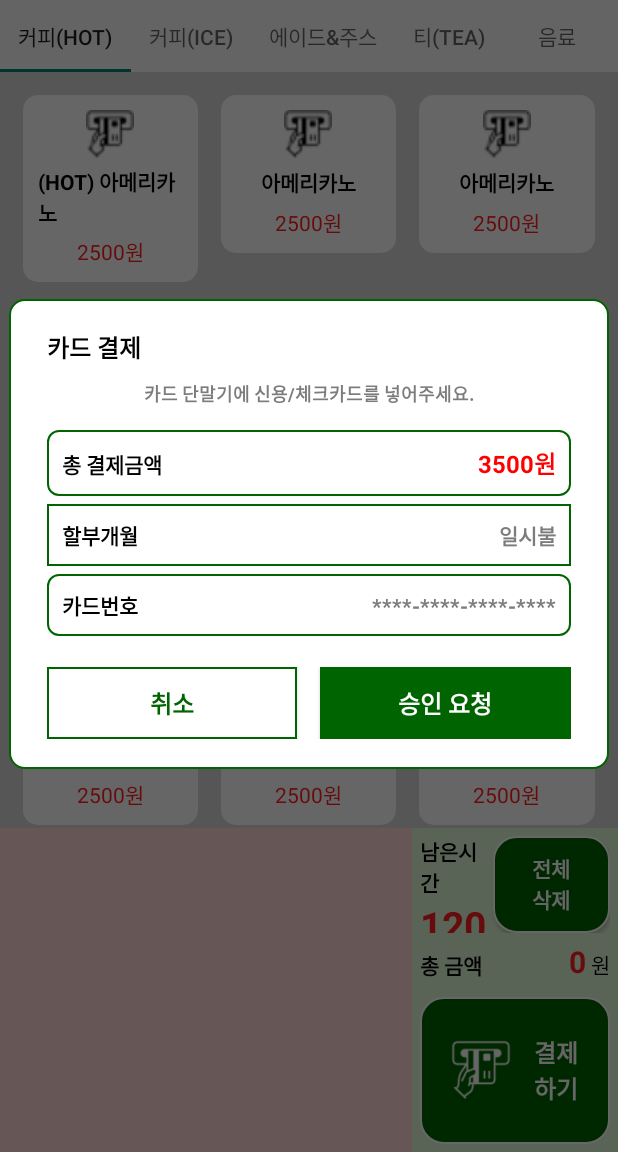
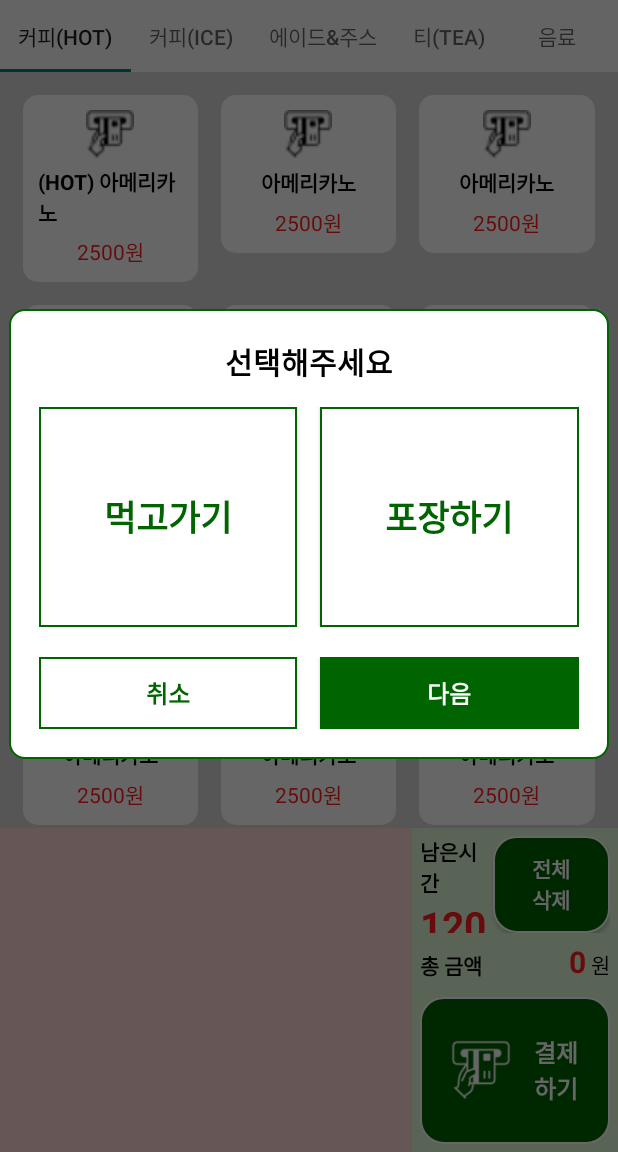
Before and after one commit to yjlee9909/Kiosk_prj, an Android app: the screen it shows after launch (MainActivity), after a tap on an icon or button, on a phone screen of 412 x 824 dp, the part 84-1236 px from its top. Run offline under Robolectric (Android 15) with nearby library versions, the phone set to English and light mode, and no system bars; 3 other taps on this screen came first.

Commit message:
매장 / 홀 식사 다이얼로그 구현

```diff
--- a/app/src/main/java/com/androidexlyj/lyj_kiosk/MainActivity.kt
+++ b/app/src/main/java/com/androidexlyj/lyj_kiosk/MainActivity.kt
@@ -61,11 +61,11 @@ class MainActivity : AppCompatActivity() {
             Toast.makeText(applicationContext, "주문이 전체 삭제되었습니다.", Toast.LENGTH_SHORT).show()
         }
         lyj_payBtn.setOnClickListener {
-            val dialog = payCardDialog()
+            val dialog = takeDialog()
             dialog.show(this.supportFragmentManager, "CustomDialog")
         }
         lyj_payImgBtn.setOnClickListener {
-            val dialog = payCardDialog()
+            val dialog = takeDialog()
             dialog.show(this.supportFragmentManager, "CustomDialog")
         }
 
--- /dev/null
+++ b/app/src/main/java/com/androidexlyj/lyj_kiosk/takeDialog.kt
@@ -0,0 +1,96 @@
+package com.androidexlyj.lyj_kiosk
+
+import android.graphics.Color
+import android.graphics.drawable.ColorDrawable
+import android.graphics.drawable.Drawable
+import android.os.Bundle
+import android.view.LayoutInflater
+import android.view.View
+import android.view.ViewGroup
+import android.view.WindowManager
+import android.widget.Button
+import androidx.fragment.app.DialogFragment
+
+class takeDialog : DialogFragment() {
+    //    private var _binding: DialogLayoutBinding? = null
+//    private val binding get() = _binding!!
+    private lateinit var lyj_eatRight: Button
+    private lateinit var lyj_takeOut: Button
+    private lateinit var lyj_takeNext: Button
+
+    override fun onCreateView(
+        inflater: LayoutInflater,
+        container: ViewGroup?,
+        savedInstanceState: Bundle?
+    ): View? {
+        val view = inflater.inflate(R.layout.dialog_take, container, false)
+        lyj_eatRight = view.findViewById(R.id.lyj_eatRight)
+        lyj_takeOut = view.findViewById(R.id.lyj_takeOut)
+        val lyj_takeCancel = view.findViewById<Button>(R.id.lyj_takeCancel)
+        lyj_takeNext = view.findViewById(R.id.lyj_takeNext)
+
+        val params: WindowManager.LayoutParams =
+            dialog?.window?.attributes as WindowManager.LayoutParams
+        params.width = WindowManager.LayoutParams.MATCH_PARENT
+        params.height = WindowManager.LayoutParams.MATCH_PARENT
+        dialog?.window?.attributes = params
+        dialog?.window?.setBackgroundDrawable(ColorDrawable(Color.TRANSPARENT))
+        dialog?.setCancelable(true)
+
+
+
+
+        lyj_eatRight.setOnClickListener {
+            selectEatBtn(lyj_eatRight)
+        }
+
+        lyj_takeOut.setOnClickListener {
+            selectEatBtn(lyj_takeOut)
+        }
+        lyj_takeCancel.setOnClickListener {
+            dismiss()
+        }
+
+
+        lyj_takeNext.setOnClickListener {
+            val dialog = payCardDialog()
+            dialog.show(parentFragmentManager, "CustomDialog")
+            dismiss()
+        }
+
+        return view
+    }
+
+    private fun selectEatBtn(selectBtn: Button) {
+
+
+        if (selectBtn == lyj_takeOut) {
+            lyj_takeNext.setBackgroundColor(Color.parseColor("#006400"))
+            lyj_takeNext.setTextColor(Color.parseColor("#FFFFFF"))
+
+
+            lyj_takeOut.isSelected = true
+            lyj_eatRight.isSelected = false
+            lyj_takeOut.setBackgroundColor(Color.parseColor("#006400"))
+            lyj_takeOut.setTextColor(Color.parseColor("#FFFFFF"))
+
+            lyj_eatRight.setBackgroundResource(R.drawable.stroke_btn)
+            lyj_eatRight.setTextColor(Color.parseColor("#006400"))
+        } else if (selectBtn == lyj_eatRight) {
+            lyj_takeOut.isSelected = false
+            lyj_eatRight.isSelected = true
+            lyj_eatRight.setBackgroundColor(Color.parseColor("#006400"))
+            lyj_eatRight.setTextColor(Color.parseColor("#FFFFFF"))
+
+            lyj_takeOut.setBackgroundResource(R.drawable.stroke_btn)
+            lyj_takeOut.setTextColor(Color.parseColor("#006400"))
+        }
+
+
+        val isAnyTakeBtnSelected = lyj_takeOut.isSelected || lyj_eatRight.isSelected
+        lyj_takeNext.isEnabled = isAnyTakeBtnSelected
+
+    }
+
+
+}
--- a/app/src/main/res/layout/dialog_card.xml
+++ b/app/src/main/res/layout/dialog_card.xml
@@ -82,7 +82,7 @@
         android:layout_marginLeft="5dp"
         android:layout_marginRight="5dp"
         android:layout_marginBottom="5dp"
-        android:background="@drawable/stroke_btn"
+        android:background="@drawable/option_border_white"
         android:orientation="vertical"
         android:padding="10dp">
 
@@ -138,6 +138,7 @@
                 android:layout_height="wrap_content"
                 android:layout_weight="1"
                 android:gravity="right"
+                android:textSize="16dp"
                 android:text="****-****-****-****"
                 android:textColor="#7C7C7C"
                 android:textStyle="bold" />
--- /dev/null
+++ b/app/src/main/res/layout/dialog_take.xml
@@ -0,0 +1,96 @@
+<?xml version="1.0" encoding="utf-8"?>
+<LinearLayout xmlns:android="http://schemas.android.com/apk/res/android"
+    android:layout_width="match_parent"
+    android:layout_height="wrap_content"
+    android:layout_marginLeft="5dp"
+    android:layout_marginRight="5dp"
+    android:background="@drawable/dialog_round"
+    android:minWidth="400dp"
+    android:minHeight="300dp"
+    android:orientation="vertical"
+    android:paddingLeft="20dp"
+    android:paddingTop="20dp"
+    android:paddingRight="20dp"
+    android:paddingBottom="20dp">
+
+    <LinearLayout
+        android:layout_width="match_parent"
+        android:layout_height="wrap_content"
+        android:layout_marginLeft="5dp"
+        android:layout_marginRight="5dp"
+        android:layout_marginBottom="5dp"
+        android:orientation="vertical">
+
+        <TextView
+            android:layout_width="match_parent"
+            android:layout_height="wrap_content"
+            android:text="선택해주세요"
+            android:textColor="@color/black"
+            android:textSize="20dp"
+            android:textStyle="bold"
+            android:textAlignment="center"/>
+
+    </LinearLayout>
+
+    <LinearLayout
+        android:layout_width="match_parent"
+        android:layout_weight="3"
+        android:layout_height="0dp"
+        android:layout_marginTop="10dp">
+        <Button
+            android:id="@+id/lyj_eatRight"
+            android:layout_width="0dp"
+            android:layout_weight="1"
+            android:layout_height="match_parent"
+            android:text="먹고가기"
+            android:background="@drawable/stroke_btn"
+            android:textColor="#006400"
+            android:textSize="23dp"
+            android:textStyle="bold"
+            />
+        <Button
+            android:id="@+id/lyj_takeOut"
+            android:layout_width="0dp"
+            android:layout_weight="1"
+            android:layout_height="match_parent"
+            android:text="포장하기"
+            android:layout_marginLeft="15dp"
+            android:background="@drawable/stroke_btn"
+            android:textColor="#006400"
+            android:textSize="23dp"
+            android:textStyle="bold"
+            />
+    </LinearLayout>
+
+    <LinearLayout
+        android:layout_width="match_parent"
+        android:layout_height="wrap_content"
+        android:layout_marginTop="20dp"
+        android:orientation="horizontal"
+        >
+        <Button
+            android:id="@+id/lyj_takeCancel"
+            android:layout_width="0dp"
+            android:layout_weight="1"
+            android:layout_height="wrap_content"
+            android:layout_marginRight="15dp"
+            android:background="@drawable/stroke_btn"
+            android:text="취소"
+            android:textColor="#006400"
+            android:textSize="16dp"
+            android:textStyle="bold" />
+
+        <Button
+            android:id="@+id/lyj_takeNext"
+            android:layout_width="0dp"
+            android:layout_weight="1"
+            android:layout_height="wrap_content"
+            android:background="#006400"
+            android:text="다음"
+            android:textColor="@color/white"
+            android:textSize="16dp"
+            android:textStyle="bold" />
+
+
+    </LinearLayout>
+</LinearLayout>
```
Also changed, not shown: app/src/main/java/com/androidexlyj/lyj_kiosk/LoadingActivity.kt (+9 -3 lines), app/src/main/res/layout/activity_loading.xml (+60 -6 lines).
